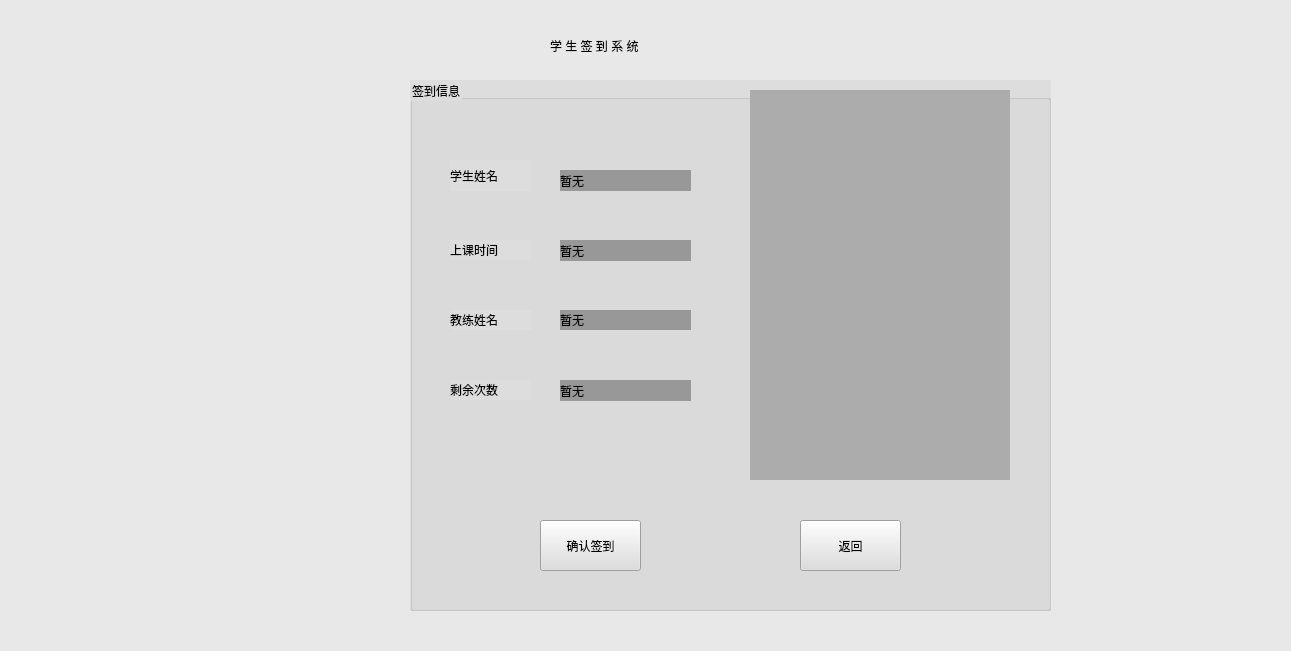
Old version of the form Qiandao/Qiandao_face_Main.ui in the repository Holy-Shine/Acrotest.
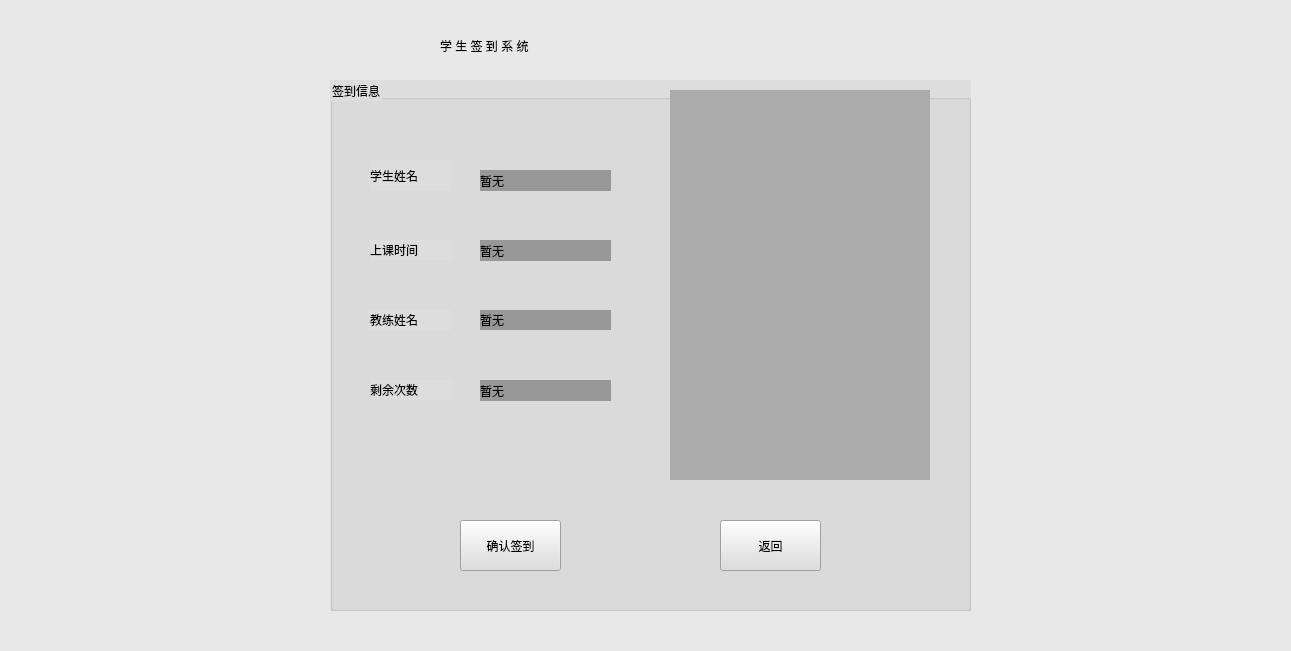
New version of the form.

```diff
--- a/Qiandao/Qiandao_face_Main.ui
+++ b/Qiandao/Qiandao_face_Main.ui
@@ -22,7 +22,7 @@
   <widget class="QLabel" name="lb_toplabel">
    <property name="geometry">
     <rect>
-     <x>550</x>
+     <x>440</x>
      <y>20</y>
      <width>401</width>
      <height>51</height>
@@ -41,7 +41,7 @@
   <widget class="QGroupBox" name="groupBox">
    <property name="geometry">
     <rect>
-     <x>410</x>
+     <x>330</x>
      <y>80</y>
      <width>641</width>
      <height>531</height>
```
